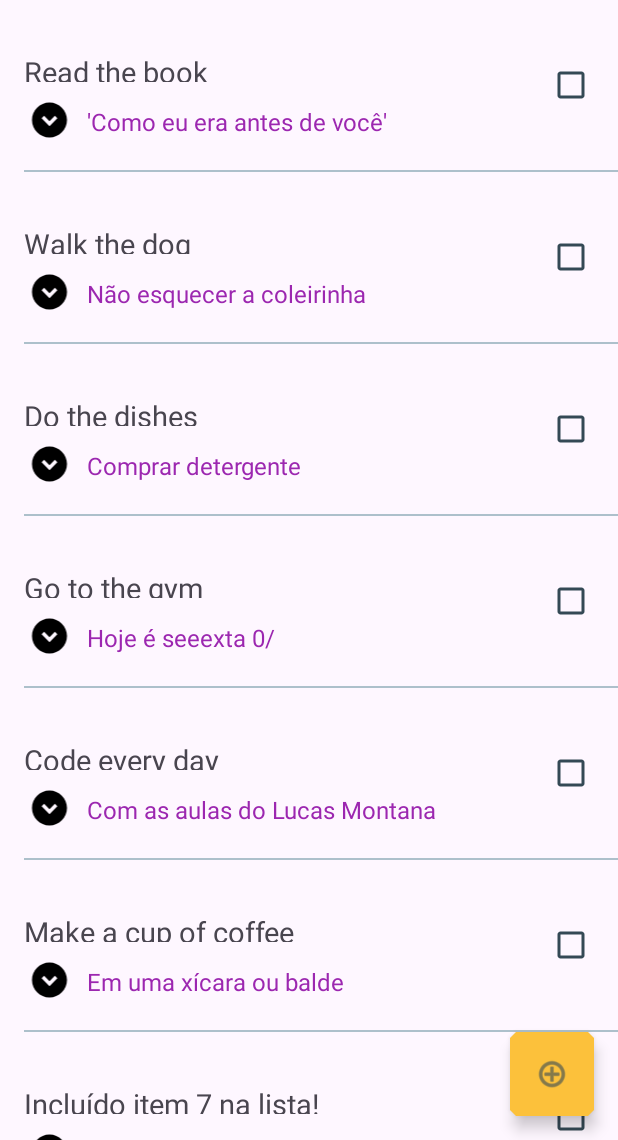
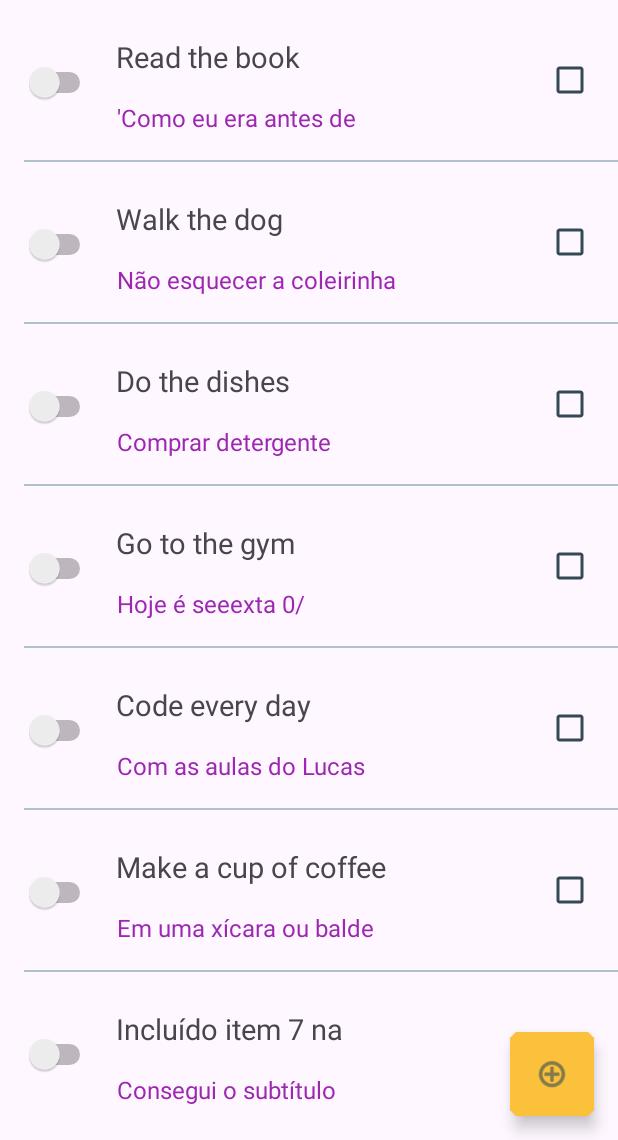
Before and after one commit to DanieleStein/MundoMobile, an Android app: the screen it shows after launch (MainActivity), on a phone screen of 412 x 824 dp, the part 96-1236 px from its top. Run offline under Robolectric (Android 15) with nearby library versions, the phone set to English and light mode, and no system bars; our stand-ins replace navigation-ui.

Commit message:
Fazendo algumas alterações no layout e inluindo variáveis para testes

```diff
--- a/app/src/main/java/com/lucasmontano/carreiranomundomobile/collections/HabitItem.kt
+++ b/app/src/main/java/com/lucasmontano/carreiranomundomobile/collections/HabitItem.kt
@@ -1,6 +1,9 @@
 package com.lucasmontano.carreiranomundomobile.collections
 
+import android.graphics.drawable.Icon
 import android.media.Image
+import android.widget.ImageView
+import android.widget.Switch
 
 /**
  * Habit Model representing an Item in a ListView.
@@ -10,7 +13,7 @@ import android.media.Image
  */
 data class HabitItem(
   val id: String,
-  val image: Int,
+  val switch: Boolean,
   val title: String,
   val subtitle: String,
   val isCompleted: Boolean
--- a/app/src/main/java/com/lucasmontano/carreiranomundomobile/collections/HabitListAdapter.kt
+++ b/app/src/main/java/com/lucasmontano/carreiranomundomobile/collections/HabitListAdapter.kt
@@ -5,6 +5,7 @@ import android.view.ViewGroup
 import androidx.recyclerview.widget.AsyncListDiffer
 import androidx.recyclerview.widget.DiffUtil
 import androidx.recyclerview.widget.RecyclerView
+import com.lucasmontano.carreiranomundomobile.R
 import com.lucasmontano.carreiranomundomobile.databinding.HabitItemBinding
 
 
--- a/app/src/main/java/com/lucasmontano/carreiranomundomobile/dummy/MockHabits.kt
+++ b/app/src/main/java/com/lucasmontano/carreiranomundomobile/dummy/MockHabits.kt
@@ -1,6 +1,8 @@
 package com.lucasmontano.carreiranomundomobile.dummy
 
+import android.graphics.drawable.Icon
 import android.media.Image
+import android.text.style.BackgroundColorSpan
 import android.widget.ImageView
 import com.lucasmontano.carreiranomundomobile.R
 import com.lucasmontano.carreiranomundomobile.collections.HabitItem
@@ -14,49 +16,49 @@ object MockHabits { //Nosso objeto com os dados mocados para teste
   val habitItemList: MutableList<HabitItem> = mutableListOf(  //Lista mutável de habitos, ela recebe a nossa classe habitList
     HabitItem(
       id = UUID.randomUUID().toString(),
-      image = R.drawable.checked,
+      switch = false,
       title = "Read the book",
       subtitle = "'Como eu era antes de você'",
       isCompleted = false
     ),
     HabitItem(
       id = UUID.randomUUID().toString(),
-      image = R.drawable.checked,
+      switch = false,
       title = "Walk the dog",
       subtitle = "Não esquecer a coleirinha",
       isCompleted = false
     ),
     HabitItem(
       id = UUID.randomUUID().toString(),
-      image = R.drawable.checked,
+      switch = false,
       title = "Do the dishes",
       subtitle = "Comprar detergente",
       isCompleted = false
     ),
     HabitItem(
       id = UUID.randomUUID().toString(),
-      image = R.drawable.checked,
+      switch = false,
       title = "Go to the gym",
       subtitle = "Hoje é seeexta 0/",
       isCompleted = false
     ),
     HabitItem(
       id = UUID.randomUUID().toString(),
-      image = R.drawable.checked,
+      switch = false,
       title = "Code every day",
-      subtitle = "Com as aulas do Lucas Montana",
+      subtitle = "Com as aulas do Lucas Montano",
       isCompleted = false
     ),
     HabitItem(
       id = UUID.randomUUID().toString(),
-      image = R.drawable.checked,
+      switch = false,
       title = "Make a cup of coffee",
       subtitle = "Em uma xícara ou balde",
       isCompleted = false
     ),
     HabitItem(
       id = UUID.randomUUID().toString(),
-      image = R.drawable.checked,
+      switch = false,
       title = "Incluído item 7 na lista!",
       subtitle = "Consegui o subtítulo",
       isCompleted = false
--- a/app/src/main/res/layout/habit_item.xml
+++ b/app/src/main/res/layout/habit_item.xml
@@ -7,55 +7,50 @@
   android:paddingTop="15dp"
   android:paddingBottom="15dp">
 
-  //Alteraçoões de layout dos itens da lista
-
-  <ImageView
-    android:id="@+id/image"
-    android:layout_width="34dp"
-    android:layout_height="28dp"
+  <Switch
+    android:id="@+id/imageView"
+    android:layout_width="48dp"
+    android:layout_height="48dp"
     android:layout_marginStart="16dp"
-    android:layout_marginTop="5dp"
-    android:layout_marginBottom="4dp"
-    android:src="@drawable/checked"
-    android:textAlignment="@+id/subtitle"
     app:layout_constraintBottom_toBottomOf="parent"
     app:layout_constraintStart_toStartOf="parent"
-    app:layout_constraintTop_toBottomOf="@+id/titleTextView"
-    app:layout_constraintVertical_bias="1.0" />
+    app:layout_constraintTop_toTopOf="parent"
+    app:layout_constraintVertical_bias="0.537" />
 
   <TextView
     android:id="@+id/titleTextView"
-    android:layout_width="336dp"
-    android:layout_height="20dp"
-    android:layout_marginStart="16dp"
+    android:layout_width="189dp"
+    android:layout_height="27dp"
+    android:layout_marginStart="30dp"
     android:layout_marginEnd="8dp"
     android:textSize="19dp"
     app:layout_constraintBottom_toBottomOf="parent"
     app:layout_constraintEnd_toStartOf="@+id/completeCheckBox"
-    app:layout_constraintHorizontal_bias="0.0"
+    app:layout_constraintHorizontal_bias="0.369"
     app:layout_constraintStart_toStartOf="parent"
     app:layout_constraintTop_toTopOf="parent"
-    app:layout_constraintVertical_bias="0.308"
+    app:layout_constraintVertical_bias="0.192"
     tools:text="Read a book" />
 
   <TextView
     android:id="@+id/subtitle"
-    android:layout_width="258dp"
-    android:layout_height="43dp"
+    android:layout_width="189dp"
+    android:layout_height="39dp"
+    android:layout_marginEnd="20dp"
     android:paddingTop="15dp"
     android:text="Testando"
     android:textColor="@color/fucsia"
     android:textSize="16dp"
     app:layout_constraintBottom_toBottomOf="parent"
     app:layout_constraintEnd_toStartOf="@+id/completeCheckBox"
-    app:layout_constraintHorizontal_bias="0.164"
-    app:layout_constraintStart_toEndOf="@+id/image"
+    app:layout_constraintHorizontal_bias="0.534"
+    app:layout_constraintStart_toStartOf="parent"
     app:layout_constraintTop_toBottomOf="@+id/titleTextView"
     app:layout_constraintVertical_bias="0.0" />
 
   <CheckBox
     android:id="@+id/completeCheckBox"
-    android:layout_width="46dp"
+    android:layout_width="48dp"
     android:layout_height="48dp"
     android:layout_marginEnd="@dimen/simple_margin"
     app:layout_constraintBottom_toBottomOf="parent"
```
